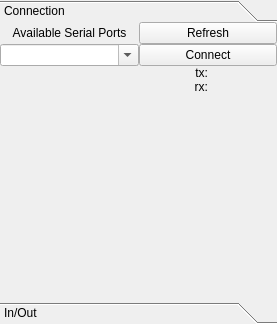
Qt form ui/tab_serialUi.ui (wonkoderverstaendige/Spotter) before a commit.
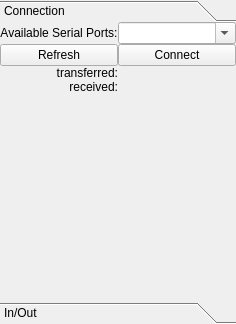
The same form after that commit.

Commit message:
Some serial communication overhaul
Arduino has basic ability to handshake and report available pins. COM
ports list populated more reliably.

What changed in the file:
```diff
--- a/ui/tab_serialUi.ui
+++ b/ui/tab_serialUi.ui
@@ -6,7 +6,7 @@
    <rect>
     <x>0</x>
     <y>0</y>
-    <width>277</width>
+    <width>236</width>
     <height>324</height>
    </rect>
   </property>
@@ -47,8 +47,8 @@
          <rect>
           <x>0</x>
           <y>0</y>
-          <width>275</width>
-          <height>272</height>
+          <width>234</width>
+          <height>280</height>
          </rect>
         </property>
         <attribute name="label">
@@ -69,7 +69,7 @@
            <property name="spacing">
             <number>0</number>
            </property>
-           <item row="4" column="1">
+           <item row="6" column="1">
             <spacer name="verticalSpacer">
              <property name="orientation">
               <enum>Qt::Vertical</enum>
@@ -86,8 +86,14 @@
             <layout class="QVBoxLayout" name="verticalLayout_2">
              <item>
               <widget class="QLabel" name="lbl_serial_port">
+               <property name="sizePolicy">
+                <sizepolicy hsizetype="Maximum" vsizetype="Preferred">
+                 <horstretch>0</horstretch>
+                 <verstretch>0</verstretch>
+                </sizepolicy>
+               </property>
                <property name="text">
-                <string>Available Serial Ports</string>
+                <string>Available Serial Ports:</string>
                </property>
                <property name="alignment">
                 <set>Qt::AlignCenter</set>
@@ -95,28 +101,49 @@
               </widget>
              </item>
              <item>
+              <widget class="QPushButton" name="btn_serial_refresh">
+               <property name="sizePolicy">
+                <sizepolicy hsizetype="MinimumExpanding" vsizetype="Fixed">
+                 <horstretch>0</horstretch>
+                 <verstretch>0</verstretch>
+                </sizepolicy>
+               </property>
+               <property name="text">
+                <string>Refresh</string>
+               </property>
+              </widget>
+             </item>
+            </layout>
+           </item>
+           <item row="3" column="2">
+            <layout class="QVBoxLayout" name="verticalLayout">
+             <item>
               <widget class="QComboBox" name="combo_serialports">
+               <property name="sizePolicy">
+                <sizepolicy hsizetype="MinimumExpanding" vsizetype="Fixed">
+                 <horstretch>0</horstretch>
+                 <verstretch>0</verstretch>
+                </sizepolicy>
+               </property>
                <property name="editable">
                 <bool>true</bool>
                </property>
                <property name="insertPolicy">
                 <enum>QComboBox::InsertAtTop</enum>
                </property>
-              </widget>
-             </item>
-            </layout>
-           </item>
-           <item row="3" column="2">
-            <layout class="QVBoxLayout" name="verticalLayout">
-             <item>
-              <widget class="QPushButton" name="btn_serial_refresh">
-               <property name="text">
-                <string>Refresh</string>
+               <property name="duplicatesEnabled">
+                <bool>false</bool>
                </property>
               </widget>
              </item>
              <item>
               <widget class="QPushButton" name="btn_serial_connect">
+               <property name="sizePolicy">
+                <sizepolicy hsizetype="MinimumExpanding" vsizetype="Fixed">
+                 <horstretch>0</horstretch>
+                 <verstretch>0</verstretch>
+                </sizepolicy>
+               </property>
                <property name="text">
                 <string>Connect</string>
                </property>
@@ -127,25 +154,7 @@
              </item>
             </layout>
            </item>
-           <item row="4" column="2">
-            <layout class="QGridLayout" name="gridLayout_4">
-             <item row="1" column="1">
-              <widget class="QLabel" name="lbl_rx">
-               <property name="sizePolicy">
-                <sizepolicy hsizetype="Minimum" vsizetype="Preferred">
-                 <horstretch>0</horstretch>
-                 <verstretch>0</verstretch>
-                </sizepolicy>
-               </property>
-               <property name="text">
-                <string>rx:</string>
-               </property>
-               <property name="alignment">
-                <set>Qt::AlignRight|Qt::AlignTrailing|Qt::AlignVCenter</set>
-               </property>
-              </widget>
-             </item>
-             <item row="0" column="1">
+           <item row="4" column="1">
               <widget class="QLabel" name="lbl_tx">
                <property name="sizePolicy">
                 <sizepolicy hsizetype="Minimum" vsizetype="Preferred">
@@ -154,14 +163,30 @@
                 </sizepolicy>
                </property>
                <property name="text">
-                <string>tx:</string>
+              <string>transferred:</string>
                </property>
                <property name="alignment">
                 <set>Qt::AlignRight|Qt::AlignTrailing|Qt::AlignVCenter</set>
                </property>
               </widget>
              </item>
-             <item row="0" column="2">
+           <item row="5" column="1">
+            <widget class="QLabel" name="lbl_rx">
+             <property name="sizePolicy">
+              <sizepolicy hsizetype="Minimum" vsizetype="Preferred">
+               <horstretch>0</horstretch>
+               <verstretch>0</verstretch>
+              </sizepolicy>
+             </property>
+             <property name="text">
+              <string>received:</string>
+             </property>
+             <property name="alignment">
+              <set>Qt::AlignRight|Qt::AlignTrailing|Qt::AlignVCenter</set>
+             </property>
+            </widget>
+           </item>
+           <item row="4" column="2">
               <widget class="QLabel" name="lbl_bytes_sent">
                <property name="text">
                 <string/>
@@ -171,7 +196,7 @@
                </property>
               </widget>
              </item>
-             <item row="1" column="2">
+           <item row="5" column="2">
               <widget class="QLabel" name="lbl_bytes_received">
                <property name="text">
                 <string/>
@@ -181,21 +206,6 @@
                </property>
               </widget>
              </item>
-             <item row="2" column="1">
-              <spacer name="verticalSpacer_2">
-               <property name="orientation">
-                <enum>Qt::Vertical</enum>
-               </property>
-               <property name="sizeHint" stdset="0">
-                <size>
-                 <width>20</width>
-                 <height>40</height>
-                </size>
-               </property>
-              </spacer>
-             </item>
-            </layout>
-           </item>
           </layout>
          </item>
         </layout>
```
Left out of the diff: 4 changed lines with no effect on the pictures. Lines whose indentation alone changed are shown as unchanged. The commit also changes 9 other files.
